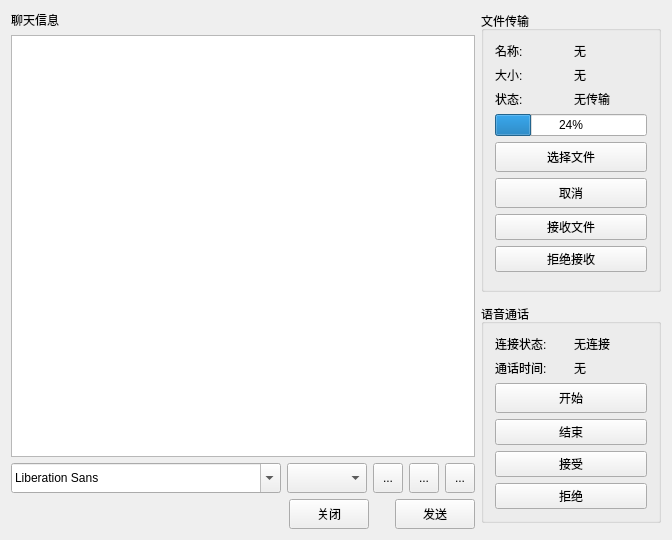
First picture: the form in chatwindow.ui, repository rayfung/tux-im-client, before the edit.
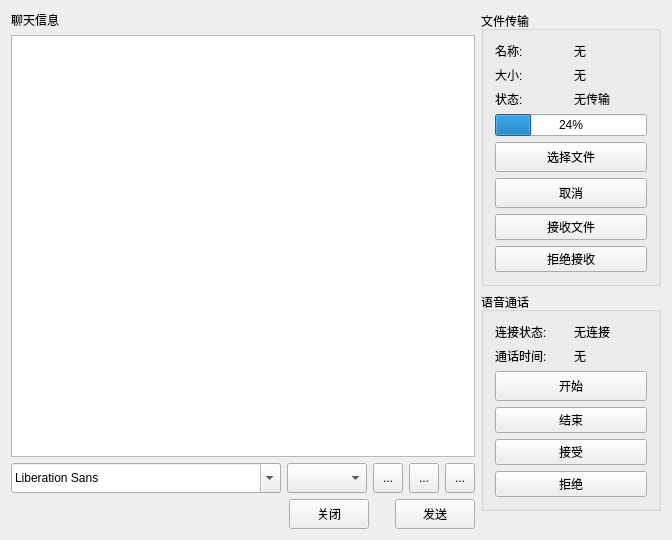
Second picture: the form after the edit. Icons and pictures are not drawn.

Commit message: remove spacers

What changed in the file:
```diff
--- a/chatwindow.ui
+++ b/chatwindow.ui
@@ -238,12 +238,12 @@
         <property name="minimumSize">
          <size>
           <width>180</width>
-          <height>250</height>
+          <height>0</height>
          </size>
         </property>
         <property name="maximumSize">
          <size>
-          <width>280</width>
+          <width>200</width>
           <height>16777215</height>
          </size>
         </property>
@@ -382,35 +382,9 @@
            </item>
           </layout>
          </item>
-         <item>
-          <spacer name="verticalSpacer_3">
-           <property name="orientation">
-            <enum>Qt::Vertical</enum>
-           </property>
-           <property name="sizeHint" stdset="0">
-            <size>
-             <width>20</width>
-             <height>40</height>
-            </size>
-           </property>
-          </spacer>
-         </item>
         </layout>
        </widget>
       </item>
-      <item>
-       <spacer name="verticalSpacer_2">
-        <property name="orientation">
-         <enum>Qt::Vertical</enum>
-        </property>
-        <property name="sizeHint" stdset="0">
-         <size>
-          <width>20</width>
-          <height>40</height>
-         </size>
-        </property>
-       </spacer>
-      </item>
       <item>
        <widget class="QGroupBox" name="groupBox_2">
         <property name="title">
```
